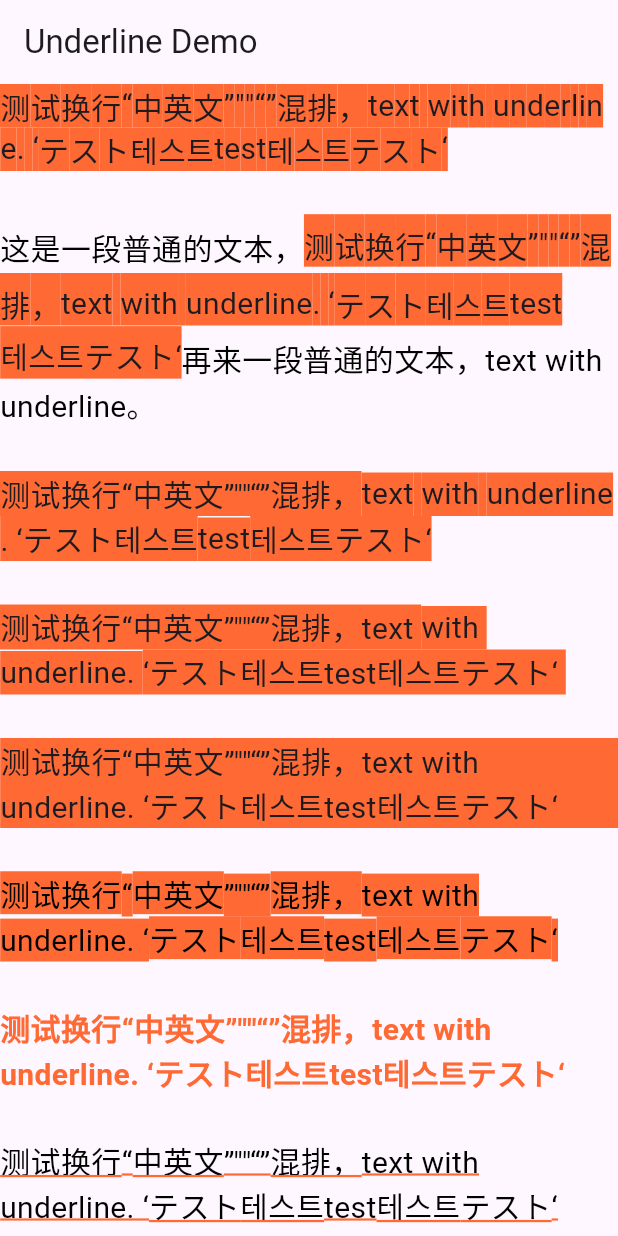
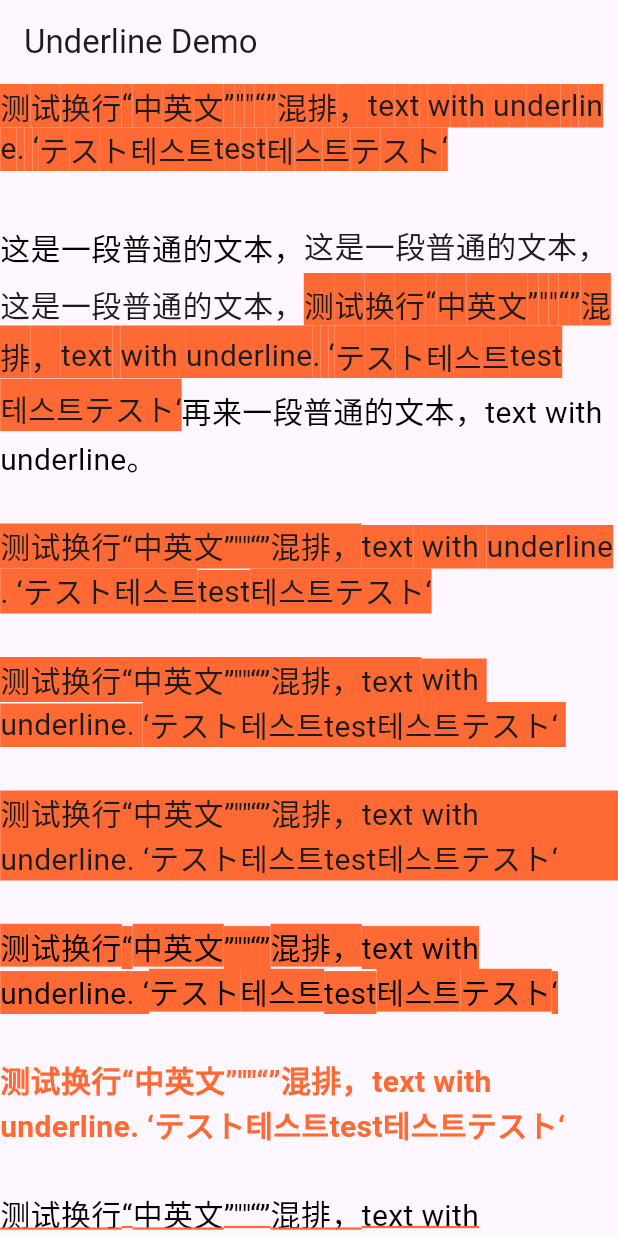
Before and after one commit to glt3953/FlutterStudy, a Flutter app: the screen it shows after launch, on a phone screen of 412 x 824 dp. Run offline on Flutter 3.47's test engine with Material 3 defaults, Android fonts, the phone set to English and light mode, and no system bars.

Commit message:
增加样式

```diff
--- a/lib/main.dart
+++ b/lib/main.dart
@@ -76,7 +76,7 @@ class TextWithUnderline extends StatelessWidget {
     return textPainter.height;
   }
 
-  WidgetSpan textWidgetSpan(String text, double fontSize, double height) {
+  WidgetSpan textWidgetSpan(String text, double fontSize, double height, Color styleColor) {
     return WidgetSpan(
       child: Container(
         child: Column(
@@ -90,7 +90,7 @@ class TextWithUnderline extends StatelessWidget {
           ],
         ),
         // Text(text, style: TextStyle(fontSize: fontSize),),
-        color: const Color(0xFFFF6933),
+        color: styleColor,
         //下划线
         // decoration: BoxDecoration(
         //    border: Border(bottom: BorderSide(color: const Color(0xFFFF6933))),
@@ -147,6 +147,13 @@ class TextWithUnderline extends StatelessWidget {
       // ],
     ));
 
+    String text = '这是一段普通的文本，';
+    for (int i = 0; i < text.length; i++) {
+      spans.add(textWidgetSpan(text[i], fontSize, height, Colors.transparent));
+      // spans.add(textSpan(text[i]));
+    }
+    spans.add(textWidgetSpan(text, fontSize, height, Colors.transparent));
+
     final RegExp englishWord = RegExp(r'[A-Za-z]+');
     final List<String> segments = content.split(englishWord);
     final Iterable<Match> matches = englishWord.allMatches(content);
@@ -158,19 +165,19 @@ class TextWithUnderline extends StatelessWidget {
         print('中文：'+content.substring(index, match.start));
         String text = content.substring(index, match.start);
         for (int i = 0; i < text.length; i++) {
-          spans.add(textWidgetSpan(text[i], fontSize, height));
+          spans.add(textWidgetSpan(text[i], fontSize, height, const Color(0xFFFF6933)));
           // spans.add(textSpan(text[i]));
         }
       }
       print('英文：'+match.group(0)!);
-      spans.add(textWidgetSpan(match.group(0)!, fontSize, height));
+      spans.add(textWidgetSpan(match.group(0)!, fontSize, height, const Color(0xFFFF6933)));
       // spans.add(textSpan(match.group(0)!));
       index = match.end;
     }
 
     if (index < content.length) {
       print('中文：'+content.substring(index));
-      spans.add(textWidgetSpan(content.substring(index), fontSize, height));
+      spans.add(textWidgetSpan(content.substring(index), fontSize, height, const Color(0xFFFF6933)));
       // spans.add(textSpan(content.substring(index)));
     }
 
```
